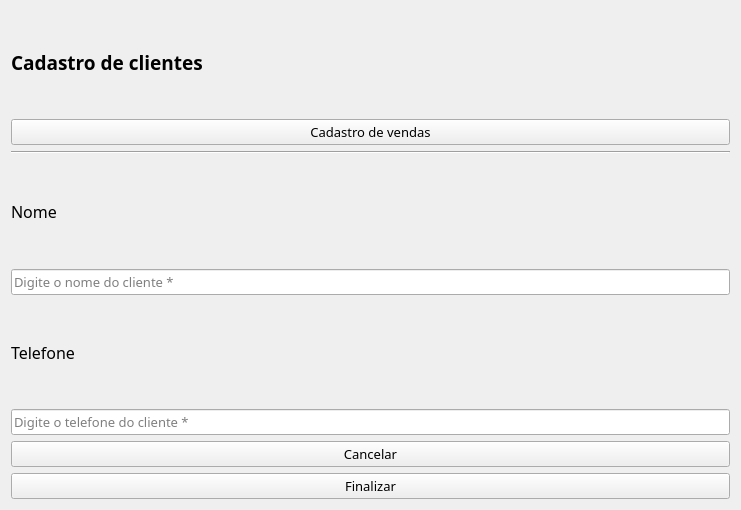
This is view/cadastroclientes.ui in imora97/Sistema-para-doceria as Qt 5 draws it before an edit. The edited form follows.
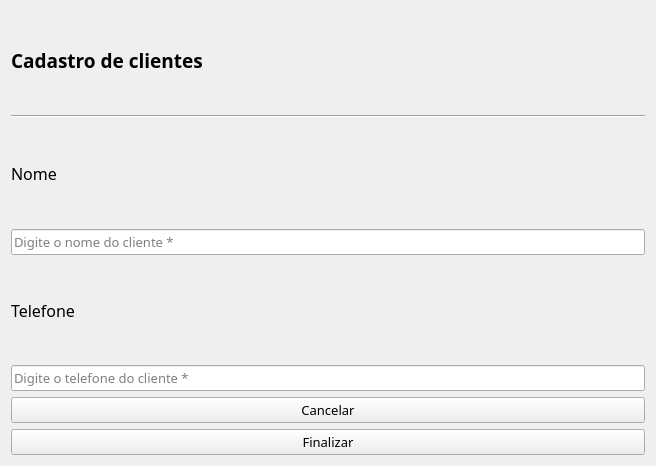
This is the edited form.

The edit to the form file:
```diff
--- a/view/cadastroclientes.ui
+++ b/view/cadastroclientes.ui
@@ -6,8 +6,8 @@
    <rect>
     <x>0</x>
     <y>0</y>
-    <width>741</width>
-    <height>510</height>
+    <width>656</width>
+    <height>466</height>
    </rect>
   </property>
   <property name="windowTitle">
@@ -29,19 +29,6 @@
      </property>
     </widget>
    </item>
-   <item>
-    <widget class="QPushButton" name="cad_v">
-     <property name="font">
-      <font>
-       <family>Segoe Print</family>
-       <pointsize>10</pointsize>
-      </font>
-     </property>
-     <property name="text">
-      <string>Cadastro de vendas</string>
-     </property>
-    </widget>
-   </item>
    <item>
     <widget class="Line" name="line">
      <property name="orientation">
```
Left out of the diff: 2 changed lines with no effect on the pictures.
